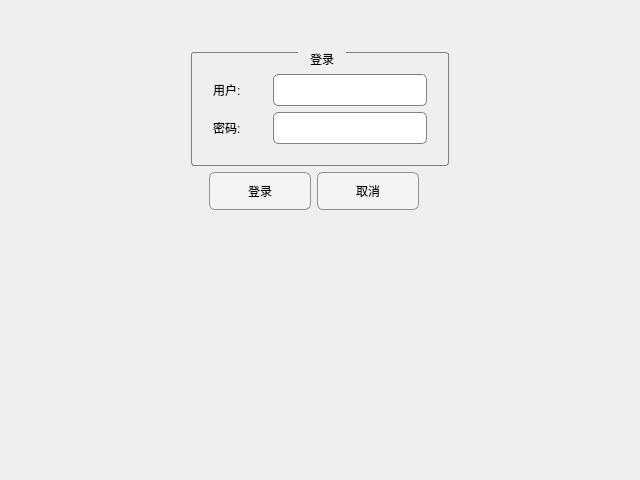
First picture: the form in Demo/deloginwidget.ui, repository 13438120136/XDemo, before the edit.
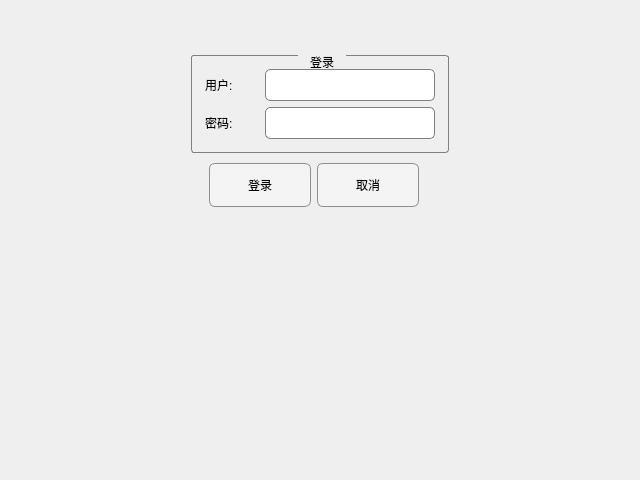
Second picture: the form after the edit. Custom widgets are drawn as their Qt base class.

Commit message: 临时提交，根据新的分辨率来  开始修改了系统参数设置界面。

The edit to the form file:
```diff
--- a/Demo/deloginwidget.ui
+++ b/Demo/deloginwidget.ui
@@ -62,10 +62,10 @@
     
 	font: 16pt &quot;新宋体&quot;;
 	background-color: rgb(244, 244, 244);
-     border: 1px solid #8f8f91;
-     border-radius: 6px;
-     min-width: 100px;
-     min-height: 30px;
+    border: 1px solid #8f8f91;
+    border-radius: 6px;
+    min-width: 100px;
+    min-height: 38px;
  }
 
  QPushButton:pressed {
@@ -75,13 +75,25 @@
 </string>
         </property>
         <layout class="QGridLayout" name="gridLayout_7">
+         <property name="topMargin">
+          <number>0</number>
+         </property>
+         <property name="bottomMargin">
+          <number>0</number>
+         </property>
+         <property name="spacing">
+          <number>6</number>
+         </property>
          <item row="0" column="0">
           <widget class="QWidget" name="widget" native="true">
            <property name="styleSheet">
             <string notr="true">max-width:280px;
-max-height:180px;</string>
+max-height:174px;</string>
            </property>
            <layout class="QGridLayout" name="gridLayout_4">
+            <property name="verticalSpacing">
+             <number>10</number>
+            </property>
             <item row="1" column="0">
              <spacer name="horizontalSpacer">
               <property name="orientation">
@@ -100,7 +112,7 @@
               <property name="maximumSize">
                <size>
                 <width>282</width>
-                <height>182</height>
+                <height>176</height>
                </size>
               </property>
               <property name="text">
@@ -113,7 +125,7 @@
               <property name="maximumSize">
                <size>
                 <width>282</width>
-                <height>182</height>
+                <height>176</height>
                </size>
               </property>
               <property name="text">
@@ -139,7 +151,7 @@
               <property name="maximumSize">
                <size>
                 <width>302</width>
-                <height>208</height>
+                <height>202</height>
                </size>
               </property>
               <property name="styleSheet">
@@ -149,6 +161,9 @@
                <string>登录</string>
               </property>
               <layout class="QGridLayout" name="gridLayout_3">
+               <property name="margin">
+                <number>3</number>
+               </property>
                <item row="0" column="0">
                 <layout class="QGridLayout" name="gridLayout">
                  <property name="horizontalSpacing">
```
The commit also changes 7 other files.
